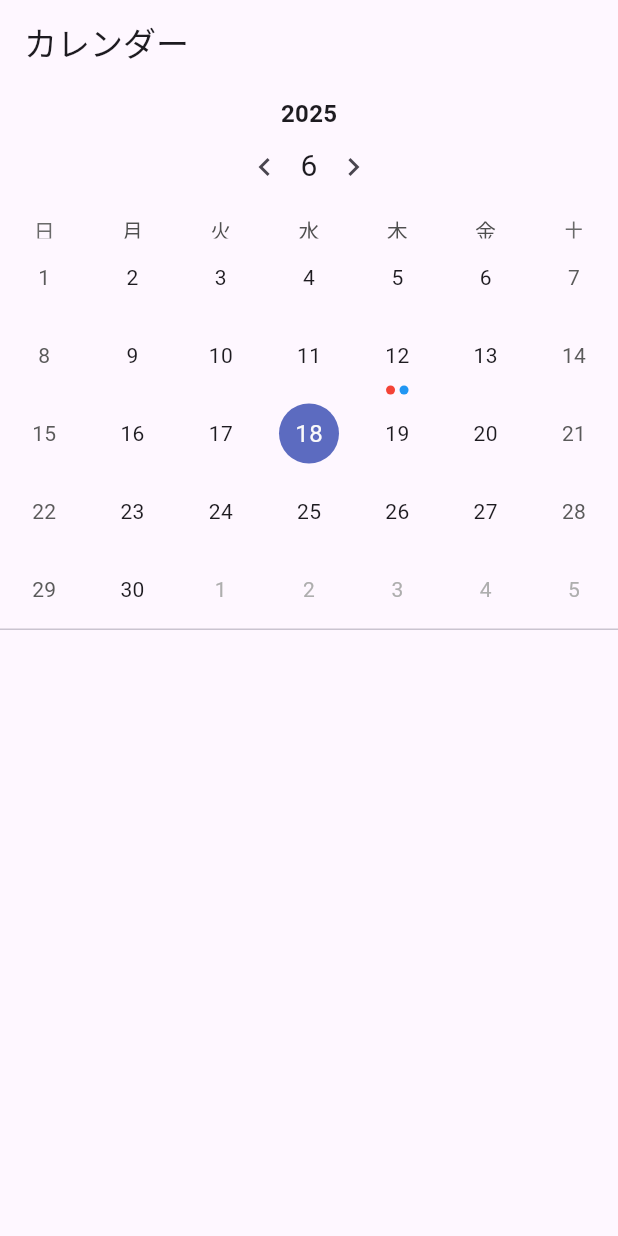
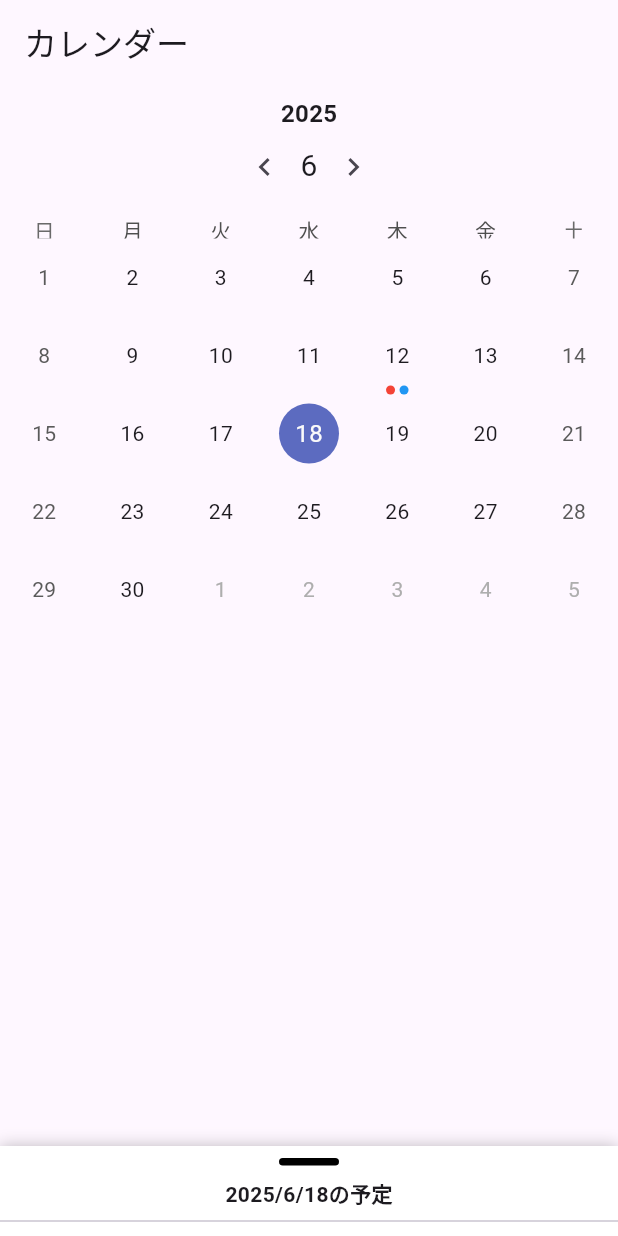
Before and after one commit to h-hashimoto-417/carendarapp, a Flutter app: the screen it shows after launch, on a phone screen of 412 x 824 dp. Run offline on Flutter 3.47's test engine with Material 3 defaults, Android fonts, the phone set to English and light mode, and no system bars; drawn by our look-alikes of sliding_up_panel, table_calendar; our stand-ins replace flutter_hooks, flutter_riverpod, hooks_riverpod, riverpod_annotation; generated files the repository leaves out were written again.

Commit message:
taskスライド表示

```diff
--- a/flutter_application/lib/screens/screen_calendar.dart
+++ b/flutter_application/lib/screens/screen_calendar.dart
@@ -1,7 +1,7 @@
 import 'package:flutter/material.dart';
 import 'package:flutter_application/data/TaskManager.dart';
 import 'package:flutter_application/data/database.dart';
-
+import 'package:sliding_up_panel/sliding_up_panel.dart';
 import 'package:flutter_hooks/flutter_hooks.dart';
 import 'package:table_calendar/table_calendar.dart';
 import 'package:hooks_riverpod/hooks_riverpod.dart';
@@ -13,6 +13,7 @@ class ScreenCalendar extends HookConsumerWidget {
   Widget build(BuildContext context, WidgetRef ref) {
     final selectedDayState = useState(DateTime.now());
     final focusedDayState = useState(DateTime.now());
+    final panelController = useMemoized(() => PanelController());
     final selectedTasksState = useState([]);
     final taskProvider = ref.watch(taskControllerProvider);
     final taskColors = [
@@ -56,11 +57,55 @@ class ScreenCalendar extends HookConsumerWidget {
         title: const Text('カレンダー'),
       ),
 
-      body: Column(
-        children: [
+      body:
+      SlidingUpPanel(
+        controller: panelController,
+        minHeight: 60,
+        maxHeight: MediaQuery.of(context).size.height * 0.5,
+        panelBuilder: (sc) {
+          final tasks = getTasksForDay(selectedDayState.value);
+          return Column(
+            children: [
+              Container(
+                width: 40,
+                height: 5,
+                margin: const EdgeInsets.symmetric(vertical: 8),
+                decoration: BoxDecoration(
+                  color: Colors.black,
+                  borderRadius: BorderRadius.circular(4)
+                ),
+              ),
+              Text(
+                '${selectedDayState.value.year}/${selectedDayState.value.month}/${selectedDayState.value.day}の予定',
+                style: const TextStyle(fontWeight: FontWeight.bold),
+              ),
+              const Divider(),
+              Expanded(
+                child: ListView.builder(
+                  controller: sc,
+                  itemCount: tasks.length,
+                  itemBuilder: (context, index) {
+                    final task = tasks[index];
+                    return ListTile(
+                      title: Text(
+                        '${task.startTime.hour}時：${task.title}',
+                        ),
+                      subtitle: Text('必要時間：${task.requiredHours}h'),
+                      leading: CircleAvatar(
+                        backgroundColor: Color(task.color),
+                      ),
+                    );
+                  },
+                )
+              )
+            ],
+          );
+        },
+
+      body:
           TableCalendar<Task>(
-            firstDay: DateTime.utc(1980, 1, 1),
-            lastDay: DateTime.utc(2100, 12, 31),
+            firstDay: DateTime(2000),
+            lastDay: DateTime(2100),
             focusedDay: focusedDayState.value,
             selectedDayPredicate: (day) {
               return isSameDay(selectedDayState.value, day);
@@ -68,7 +113,9 @@ class ScreenCalendar extends HookConsumerWidget {
             onDaySelected: (selectedDay, focusedDay) {
               selectedDayState.value = selectedDay;
               focusedDayState.value = focusedDay;
-              selectedTasksState.value = getTasksForDay(selectedDay);
+              if (panelController.isPanelClosed) {
+                  panelController.open(); // 日付タップ時にパネル開く
+                }
             },
             eventLoader: (date){
               return getTasksForDay(date);
@@ -137,25 +184,6 @@ class ScreenCalendar extends HookConsumerWidget {
               }
             ),
           ),
-          const Divider(height: 1),
-          Expanded(
-            child: ListView.builder(
-              itemCount: selectedTasksState.value.length,
-              itemBuilder: (context, index) {
-                final task = selectedTasksState.value[index];
-                final timeText =
-                    '${task.startTime.hour.toString().padLeft(2, '0')}:${task.startTime.minute.toString().padLeft(2, '0')}';
-                return ListTile(
-                  leading: CircleAvatar(
-                    backgroundColor: Color(task.color),
-                  ),
-                  title: Text('$timeText  ${task.title}'),
-                  subtitle: Text('必要時間: ${task.requiredHours}h'),
-                );
-              },
-            ),
-          ),
-        ],
       ),
     );
   }
--- a/flutter_application/pubspec.yaml
+++ b/flutter_application/pubspec.yaml
@@ -43,6 +43,7 @@ dependencies:
   riverpod_generator: ^2.6.5
   build_runner: ^2.4.15
   json_serializable: ^6.9.5
+  sliding_up_panel: ^2.0.0+1
 
 dev_dependencies:
   flutter_test:
```
Also changed, not shown: flutter_application/pubspec.lock.
